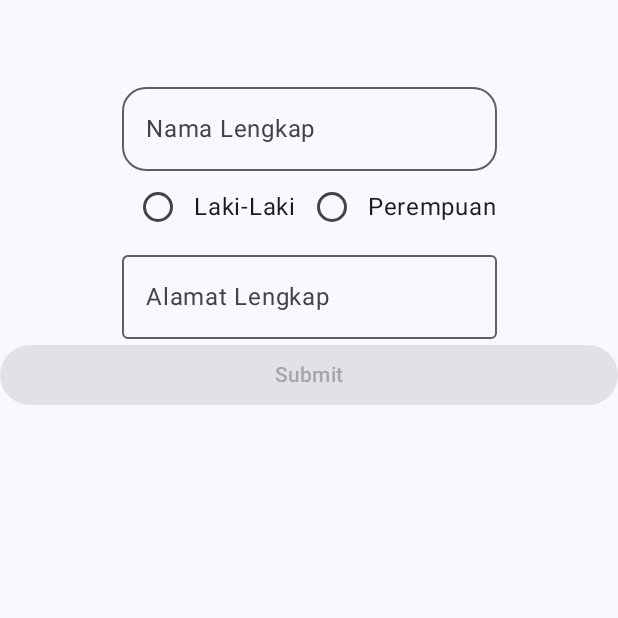
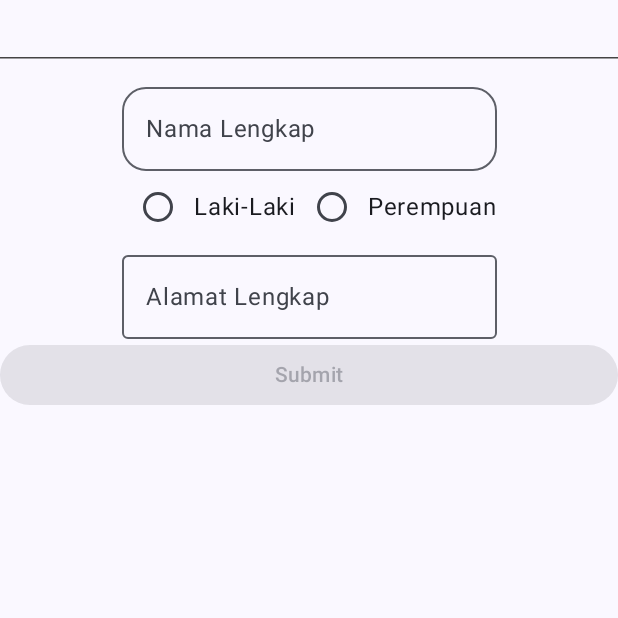
Before and after one commit to dhitozarfhan/QuesUserinput_115, an Android app built with Jetpack Compose: the screen it shows after launch (MainActivity), on a phone screen of 412 x 824 dp, the top half of it. Run offline under Robolectric (Android 15) with nearby library versions, the phone set to English and light mode, and no system bars.

Commit message:
Tambahkan garis pemisah (HorizontalDivider)

```diff
--- a/app/src/main/java/com/example/prakpam4/ui/theme/TeksEdit.kt
+++ b/app/src/main/java/com/example/prakpam4/ui/theme/TeksEdit.kt
@@ -96,6 +96,14 @@ fun FormDataDiri(
 
     }
 
+    HorizontalDivider(
+        modifier = Modifier.padding(
+            bottom = dimensionResource(id = R.dimen.padding_medium),
+            top = dimensionResource(id = R.dimen.padding_medium)
+        ),
+        thickness = dimensionResource(id = R.dimen.divider_tipis),
+        color = Color.DarkGray
+    )
 
 
 }
```
